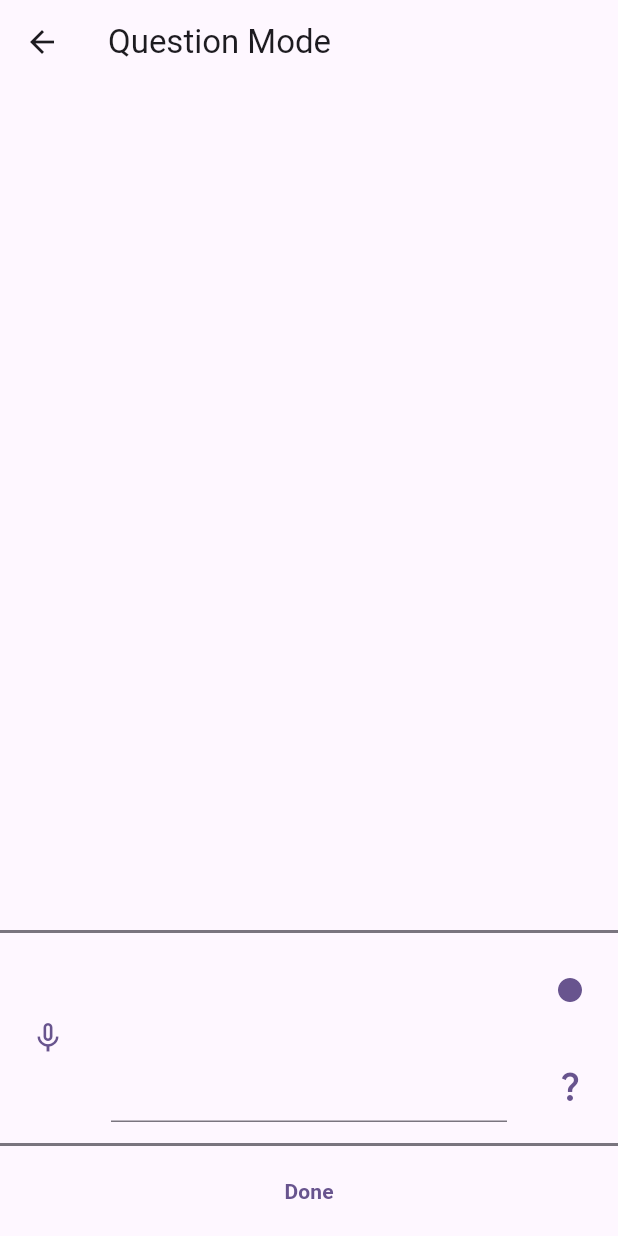
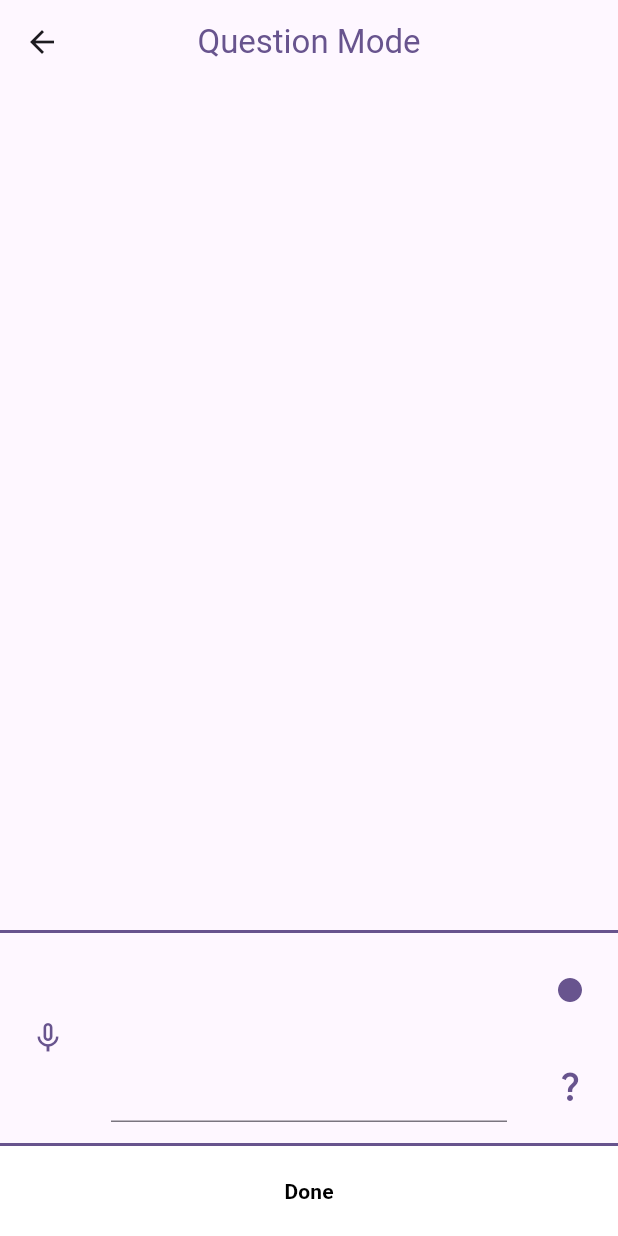
Before and after one commit to martvanburen/aiyu, a Flutter app: the screen it shows after launch, after a tap on "Question Mode", on a phone screen of 412 x 824 dp. Run offline on Flutter 3.47's test engine with Material 2 defaults, Android fonts, the phone set to English and light mode, and no system bars; our stand-ins replace flutter_dotenv, just_audio, speech_to_text; missing offline and left inert: aws_polly; generated files the repository leaves out were written again.

Commit message:
Style changes.

```diff
--- a/lib/main.dart
+++ b/lib/main.dart
@@ -22,6 +22,26 @@ class AIYUApp extends StatelessWidget {
       theme: ThemeData(
         colorScheme: ColorScheme.fromSeed(seedColor: Colors.deepPurple),
         useMaterial3: true,
+
+        // Make all buttons square by default.
+        elevatedButtonTheme: ElevatedButtonThemeData(
+          style: ButtonStyle(
+            shape: MaterialStateProperty.all<RoundedRectangleBorder>(
+              const RoundedRectangleBorder(
+                borderRadius: BorderRadius.zero,
+              ),
+            ),
+          ),
+        ),
+        iconButtonTheme: IconButtonThemeData(
+          style: ButtonStyle(
+            shape: MaterialStateProperty.all<RoundedRectangleBorder>(
+              const RoundedRectangleBorder(
+                borderRadius: BorderRadius.zero,
+              ),
+            ),
+          ),
+        ),
       ),
       home: const MainScreen(),
     );
--- a/lib/pages/language_practice_page.dart
+++ b/lib/pages/language_practice_page.dart
@@ -64,12 +64,18 @@ class _LanguagePracticePageState extends State<LanguagePracticePage> {
 
   @override
   Widget build(BuildContext context) {
+    ThemeData theme = Theme.of(context);
+
     return Localizations.override(
       context: context,
       locale: widget.locale,
       child: Builder(
         builder: (context) => Scaffold(
-          appBar: AppBar(title: Text(widget.mode)),
+          appBar: AppBar(
+            title:
+                Text(widget.mode, style: TextStyle(color: theme.primaryColor)),
+            centerTitle: true,
+          ),
           body: SafeArea(
             child: Column(
               children: <Widget>[
@@ -105,20 +111,13 @@ class _LanguagePracticePageState extends State<LanguagePracticePage> {
   }
 
   SizedBox _buildDoneButton(BuildContext context) {
-    ThemeData theme = Theme.of(context);
-
     return SizedBox(
       width: double.infinity,
       child: ElevatedButton(
         style: ButtonStyle(
-          shape: MaterialStateProperty.all(
-            const RoundedRectangleBorder(
-              borderRadius: BorderRadius.zero,
-            ),
-          ),
           padding: MaterialStateProperty.all(const EdgeInsets.all(20.0)),
-          backgroundColor: MaterialStateProperty.all(theme.cardColor),
-          foregroundColor: MaterialStateProperty.all(theme.primaryColor),
+          backgroundColor: MaterialStateProperty.all(Colors.white),
+          foregroundColor: MaterialStateProperty.all(Colors.black),
         ),
         onPressed: () {
           Navigator.of(context).pop();
--- a/lib/widgets/language_input_widget.dart
+++ b/lib/widgets/language_input_widget.dart
@@ -96,11 +96,11 @@ class _LanguageInputWidgetState extends State<LanguageInputWidget> {
             decoration: BoxDecoration(
               border: Border(
                 top: BorderSide(
-                  color: theme.dividerColor,
+                  color: theme.primaryColor,
                   width: 2.0,
                 ),
                 bottom: BorderSide(
-                  color: theme.dividerColor,
+                  color: theme.primaryColor,
                   width: 2.0,
                 ),
               ),
```
